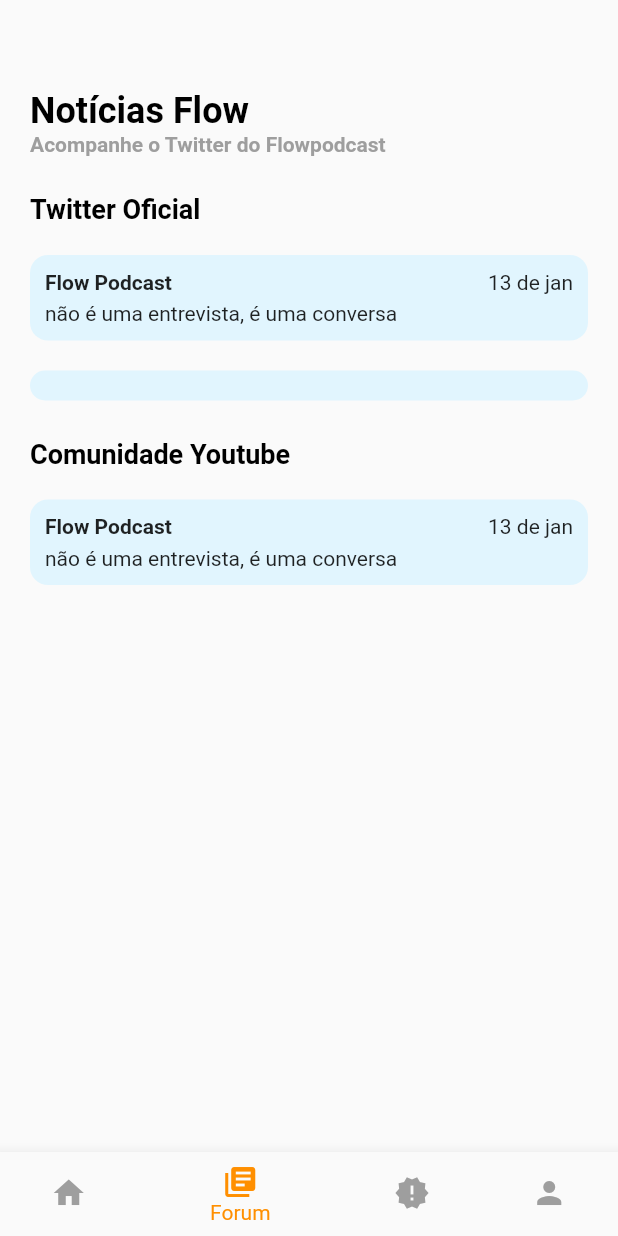
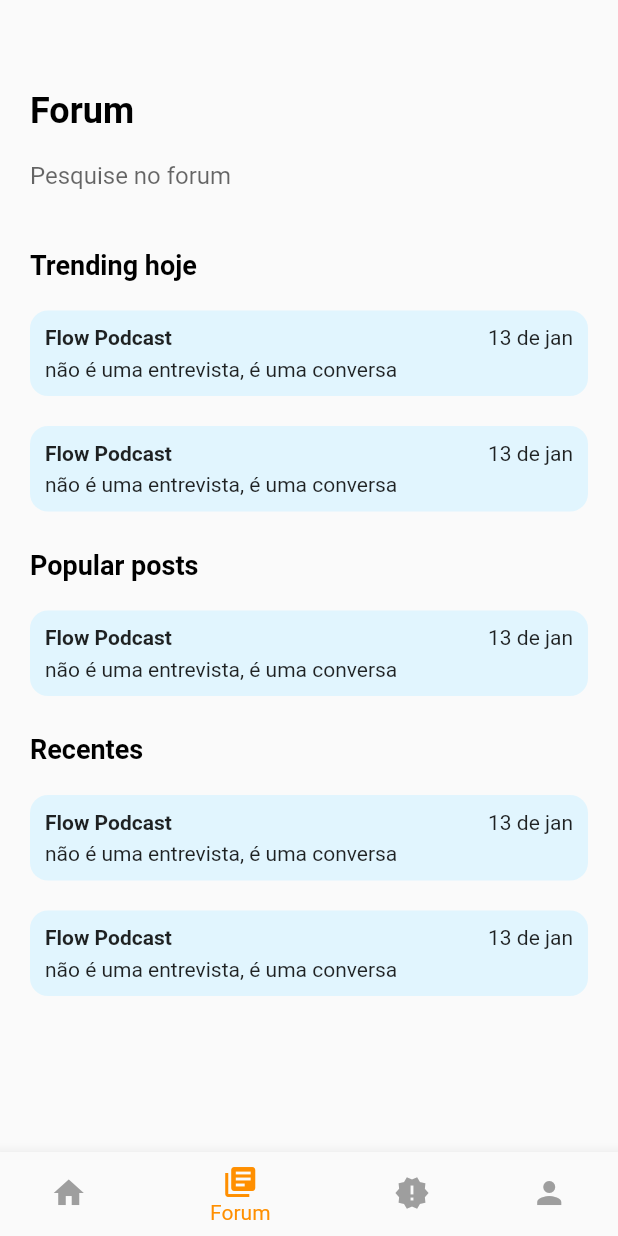
Before and after one commit to wwwxkz/FlowpodcastForum, a Flutter app: the screen it shows after launch, item 2 of the bottom bar chosen, on a phone screen of 412 x 824 dp. Run offline on Flutter 3.47's test engine with Material 2 defaults, Android fonts, the phone set to English and light mode, and no system bars; network calls fail.

Commit message:
SearchBar added and Posts updated in forum.dart

```diff
--- a/lib/pages/forum.dart
+++ b/lib/pages/forum.dart
@@ -16,7 +16,7 @@ final Forum = Scaffold(
                     Align(
                       alignment: Alignment.centerLeft,
                       child: Text(
-                        'Notícias Flow',
+                        'Forum',
                         style: TextStyle(
                           color: Colors.black,
                           fontWeight: FontWeight.w600,
@@ -24,15 +24,12 @@ final Forum = Scaffold(
                         ),
                       ),
                     ),
-                    Align(
-                      alignment: Alignment.centerLeft,
-                      child: Text(
-                        'Acompanhe o Twitter do Flowpodcast',
-                        style: TextStyle(
-                          color: Colors.grey,
-                          fontWeight: FontWeight.w600,
-                          fontSize: 14,
-                        ),
+                    SizedBox(height: 5),
+                    Container(
+                      child: TextFormField(
+                        decoration: InputDecoration(
+                            border: InputBorder.none,
+                            hintText: 'Pesquise no forum'),
                       ),
                     ),
                   ],
@@ -45,7 +42,7 @@ final Forum = Scaffold(
                     Align(
                       alignment: Alignment.centerLeft,
                       child: Text(
-                        'Twitter Oficial',
+                        'Trending hoje',
                         style: TextStyle(
                           color: Colors.black,
                           fontWeight: FontWeight.w600,
@@ -101,6 +98,36 @@ final Forum = Scaffold(
                               color: Colors.lightBlue[50],
                               borderRadius: BorderRadius.circular(12),
                             ),
+                            child: Column(
+                              children: <Widget>[
+                                Row(
+                                  mainAxisAlignment:
+                                      MainAxisAlignment.spaceBetween,
+                                  children: <Widget>[
+                                    Text(
+                                      'Flow Podcast',
+                                      style: TextStyle(
+                                        fontWeight: FontWeight.w600,
+                                        fontSize: 14,
+                                      ),
+                                    ),
+                                    Text(
+                                      '13 de jan',
+                                    ),
+                                  ],
+                                ),
+                                SizedBox(height: 5),
+                                Align(
+                                  alignment: Alignment.centerLeft,
+                                  child: Text(
+                                    'não é uma entrevista, é uma conversa',
+                                    style: TextStyle(
+                                        //fontWeight: FontWeight.w600,
+                                        ),
+                                  ),
+                                ),
+                              ],
+                            ),
                           ),
                         ],
                       ),
@@ -109,7 +136,7 @@ final Forum = Scaffold(
                     Align(
                       alignment: Alignment.centerLeft,
                       child: Text(
-                        'Comunidade Youtube',
+                        'Popular posts',
                         style: TextStyle(
                           color: Colors.black,
                           fontWeight: FontWeight.w600,
@@ -162,6 +189,100 @@ final Forum = Scaffold(
                         ],
                       ),
                     ), //
+                    SizedBox(height: 25),
+                    Align(
+                      alignment: Alignment.centerLeft,
+                      child: Text(
+                        'Recentes',
+                        style: TextStyle(
+                          color: Colors.black,
+                          fontWeight: FontWeight.w600,
+                          fontSize: 18,
+                        ),
+                      ),
+                    ),
+                    Container(
+                      child: Column(
+                        children: <Widget>[
+                          SizedBox(height: 20),
+                          Container(
+                            padding: const EdgeInsets.all(10.0),
+                            decoration: BoxDecoration(
+                              color: Colors.lightBlue[50],
+                              borderRadius: BorderRadius.circular(12),
+                            ),
+                            child: Column(
+                              children: <Widget>[
+                                Row(
+                                  mainAxisAlignment:
+                                      MainAxisAlignment.spaceBetween,
+                                  children: <Widget>[
+                                    Text(
+                                      'Flow Podcast',
+                                      style: TextStyle(
+                                        fontWeight: FontWeight.w600,
+                                        fontSize: 14,
+                                      ),
+                                    ),
+                                    Text(
+                                      '13 de jan',
+                                    ),
+                                  ],
+                                ),
+                                SizedBox(height: 5),
+                                Align(
+                                  alignment: Alignment.centerLeft,
+                                  child: Text(
+                                    'não é uma entrevista, é uma conversa',
+                                    style: TextStyle(
+                                        //fontWeight: FontWeight.w600,
+                                        ),
+                                  ),
+                                ),
+                              ],
+                            ),
+                          ),
+                          SizedBox(height: 20),
+                          Container(
+                            padding: const EdgeInsets.all(10.0),
+                            decoration: BoxDecoration(
+                              color: Colors.lightBlue[50],
+                              borderRadius: BorderRadius.circular(12),
+                            ),
+                            child: Column(
+                              children: <Widget>[
+                                Row(
+                                  mainAxisAlignment:
+                                      MainAxisAlignment.spaceBetween,
+                                  children: <Widget>[
+                                    Text(
+                                      'Flow Podcast',
+                                      style: TextStyle(
+                                        fontWeight: FontWeight.w600,
+                                        fontSize: 14,
+                                      ),
+                                    ),
+                                    Text(
+                                      '13 de jan',
+                                    ),
+                                  ],
+                                ),
+                                SizedBox(height: 5),
+                                Align(
+                                  alignment: Alignment.centerLeft,
+                                  child: Text(
+                                    'não é uma entrevista, é uma conversa',
+                                    style: TextStyle(
+                                        //fontWeight: FontWeight.w600,
+                                        ),
+                                  ),
+                                ),
+                              ],
+                            ),
+                          ),
+                        ],
+                      ),
+                    ),
                   ],
                 ),
               ),
```
